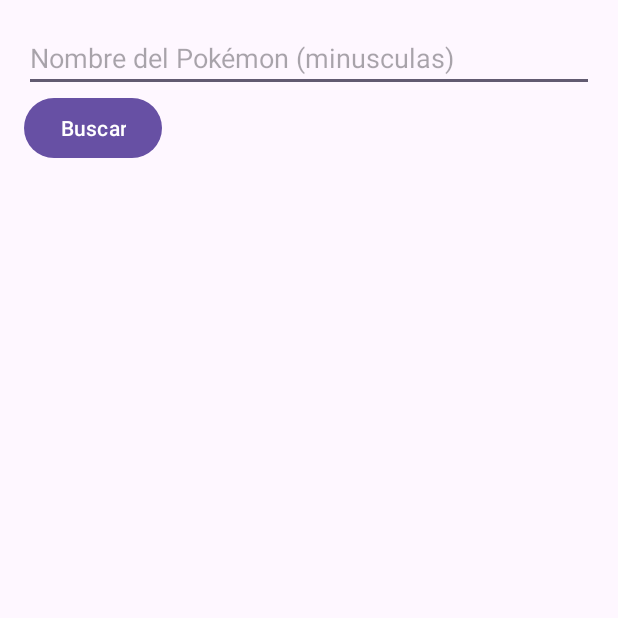
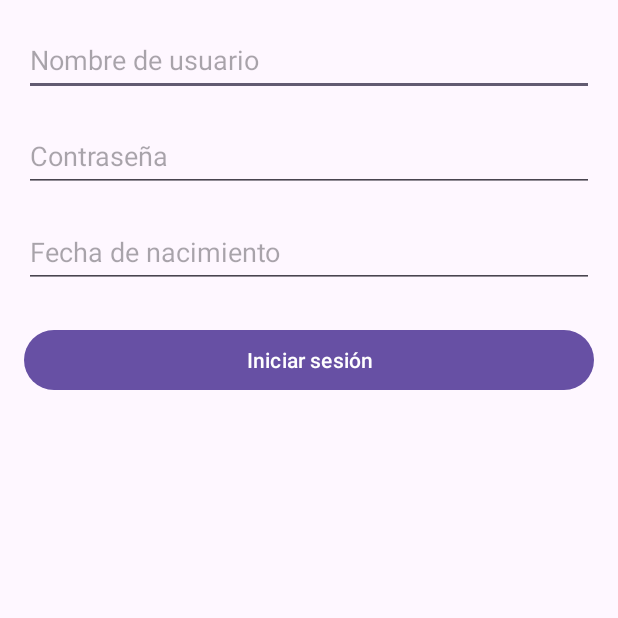
Before and after one commit to HideinMito/PokemonApp, an Android app: the screen it shows after launch (MainActivity before the commit, LoginActivity after it), on a phone screen of 412 x 824 dp, the top half of it. Run offline under Robolectric (Android 15) with nearby library versions, the phone set to English and light mode, and no system bars.

Commit message:
Segundo Backup (Login)

```diff
--- /dev/null
+++ b/app/src/main/java/com/example/pokemontypesapp/LoginActivity.kt
@@ -0,0 +1,72 @@
+package com.example.pokemontypesapp
+
+import android.content.Intent
+import android.os.Bundle
+import android.widget.Button
+import android.widget.EditText
+import android.widget.Toast
+import androidx.appcompat.app.AppCompatActivity
+import android.app.DatePickerDialog
+import java.util.Calendar
+
+class LoginActivity : AppCompatActivity() {
+
+    private lateinit var etUsername: EditText
+    private lateinit var etPassword: EditText
+    private lateinit var etBirthDate: EditText
+    private lateinit var btnLogin: Button
+
+    override fun onCreate(savedInstanceState: Bundle?) {
+        super.onCreate(savedInstanceState)
+        setContentView(R.layout.activity_login)
+
+        // Vinculando las vistas
+        etUsername = findViewById(R.id.etUsername)
+        etPassword = findViewById(R.id.etPassword)
+        etBirthDate = findViewById(R.id.etBirthDate)
+        btnLogin = findViewById(R.id.btnLogin)
+
+        // Configurar el DatePicker al hacer clic en el campo de fecha
+        etBirthDate.setOnClickListener {
+            showDatePicker()
+        }
+
+        // Configurar el botón de inicio de sesión
+        btnLogin.setOnClickListener {
+            val username = etUsername.text.toString()
+            val password = etPassword.text.toString()
+            val birthDate = etBirthDate.text.toString()
+
+            // Validar los campos
+            if (username.isEmpty() || password.isEmpty() || birthDate.isEmpty()) {
+                Toast.makeText(this, "Por favor, completa todos los campos", Toast.LENGTH_SHORT).show()
+            } else {
+                // Si la validación es exitosa, continuar a la MainActivity
+                val intent = Intent(this, MainActivity::class.java)
+                startActivity(intent)
+                finish() // Opcional: cerrar la actividad de Login después de iniciar sesión
+            }
+        }
+    }
+
+    private fun showDatePicker() {
+        // Obtener la fecha actual
+        val c = Calendar.getInstance()
+        val year = c.get(Calendar.YEAR)
+        val month = c.get(Calendar.MONTH)
+        val day = c.get(Calendar.DAY_OF_MONTH)
+
+        // Crear el DatePickerDialog
+        val picker = DatePickerDialog(this, { _, selectedYear, selectedMonth, selectedDay ->
+            // Formatear la fecha seleccionada y mostrarla en el EditText
+            val formattedDate = "$selectedDay/${selectedMonth + 1}/$selectedYear"
+            etBirthDate.setText(formattedDate)
+        }, year, month, day)
+
+        // Establecer la fecha máxima permitida (hoy)
+        picker.datePicker.maxDate = c.timeInMillis
+
+        // Mostrar el DatePickerDialog
+        picker.show()
+    }
+}
--- /dev/null
+++ b/app/src/main/res/layout/activity_login.xml
@@ -0,0 +1,55 @@
+<?xml version="1.0" encoding="utf-8"?>
+<androidx.constraintlayout.widget.ConstraintLayout xmlns:android="http://schemas.android.com/apk/res/android"
+    android:layout_width="match_parent"
+    android:layout_height="match_parent"
+    xmlns:app="http://schemas.android.com/apk/res-auto"
+    android:padding="16dp">
+
+    <EditText
+        android:id="@+id/etUsername"
+        android:layout_width="0dp"
+        android:layout_height="wrap_content"
+        android:hint="Nombre de usuario"
+        android:inputType="text"
+        android:minHeight="48dp"
+        app:layout_constraintEnd_toEndOf="parent"
+        app:layout_constraintStart_toStartOf="parent"
+        app:layout_constraintTop_toTopOf="parent" />
+
+    <EditText
+        android:id="@+id/etPassword"
+        android:layout_width="0dp"
+        android:layout_height="wrap_content"
+        android:layout_marginTop="16dp"
+        android:hint="Contraseña"
+        android:inputType="textPassword"
+        android:minHeight="48dp"
+        app:layout_constraintEnd_toEndOf="parent"
+        app:layout_constraintStart_toStartOf="parent"
+        app:layout_constraintTop_toBottomOf="@id/etUsername" />
+
+    <EditText
+        android:id="@+id/etBirthDate"
+        android:layout_width="0dp"
+        android:layout_height="wrap_content"
+        android:layout_marginTop="16dp"
+        android:focusable="false"
+        android:hint="Fecha de nacimiento"
+        android:inputType="none"
+        android:minHeight="48dp"
+        app:layout_constraintEnd_toEndOf="parent"
+        app:layout_constraintStart_toStartOf="parent"
+        app:layout_constraintTop_toBottomOf="@id/etPassword" />
+
+
+    <Button
+        android:id="@+id/btnLogin"
+        android:layout_width="0dp"
+        android:layout_height="wrap_content"
+        android:layout_marginTop="24dp"
+        android:text="Iniciar sesión"
+        app:layout_constraintTop_toBottomOf="@id/etBirthDate"
+        app:layout_constraintStart_toStartOf="parent"
+        app:layout_constraintEnd_toEndOf="parent" />
+
+</androidx.constraintlayout.widget.ConstraintLayout>
```
Also changed, not shown: app/src/main/AndroidManifest.xml (+15 -5 lines), app/src/main/java/com/example/pokemontypesapp/MainActivity.kt (+29 -18 lines), app/src/main/res/layout/activity_main.xml (+17 -2 lines).
